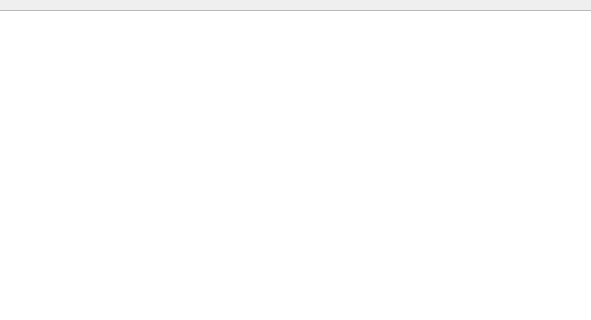
This is map.ui in hummushaman/EOBCproject as Qt 5 draws it before an edit; both pictures show x 710 to 1301 and y 0 to 320 of the 1426 by 626 pixel window. The edited form follows.
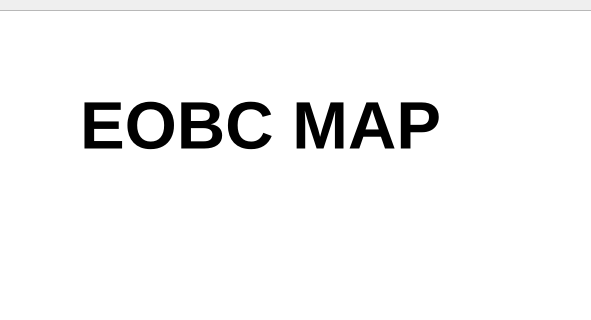
This is the edited form.

What changed in the file:
```diff
--- a/map.ui
+++ b/map.ui
@@ -99,6 +99,26 @@
      <string>View Waiting List Sizes</string>
     </property>
    </widget>
+   <widget class="QLabel" name="label_3">
+    <property name="geometry">
+     <rect>
+      <x>790</x>
+      <y>70</y>
+      <width>431</width>
+      <height>111</height>
+     </rect>
+    </property>
+    <property name="font">
+     <font>
+      <pointsize>50</pointsize>
+      <weight>75</weight>
+      <bold>true</bold>
+     </font>
+    </property>
+    <property name="text">
+     <string>EOBC MAP</string>
+    </property>
+   </widget>
   </widget>
   <widget class="QMenuBar" name="menubar">
    <property name="geometry">
```
